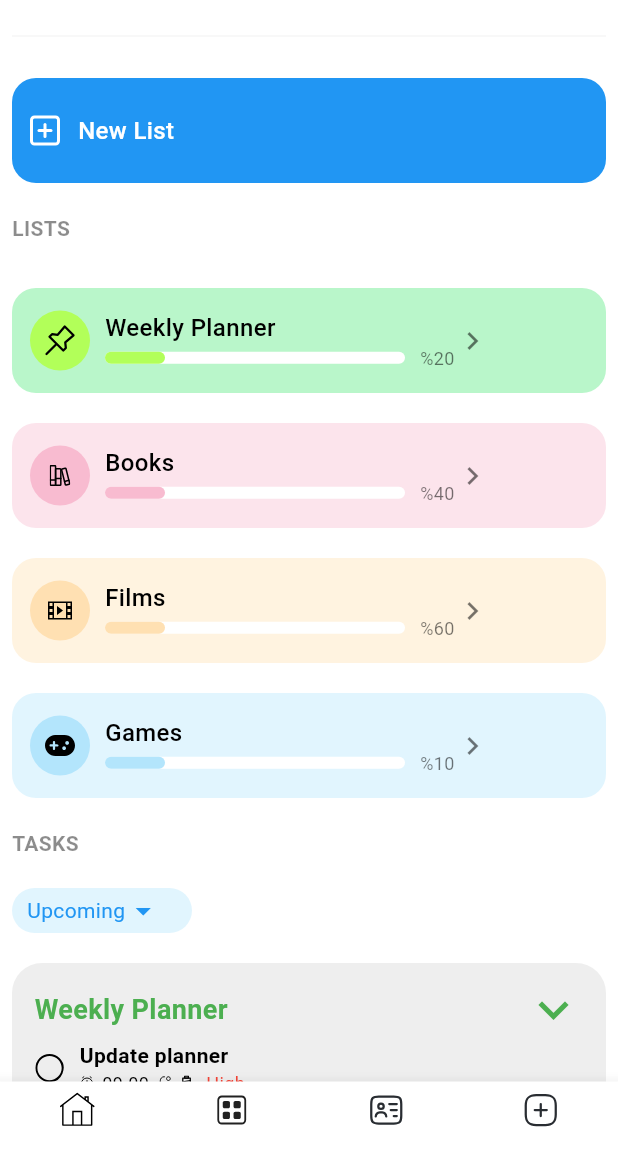
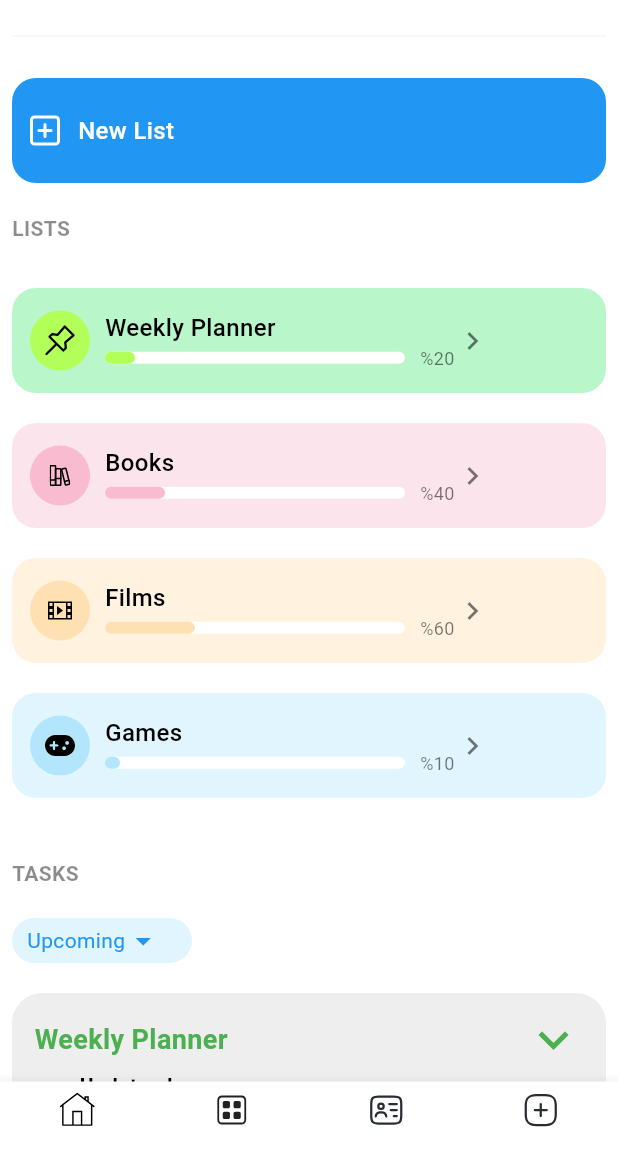
Before and after one commit to DamisolaT/to-do-app, a Flutter app: the PersonalPage screen opened directly, on a phone screen of 412 x 824 dp, the part 60-1236 px from its top. Run offline on Flutter 3.47's test engine with Material 3 defaults, Android fonts, the light colour scheme and no system bars; our stand-ins replace flutter_svg, shared_preferences; accounts and stored records are empty.

Commit message:
feat: personal page

```diff
--- a/lib/folders_page.dart
+++ b/lib/folders_page.dart
@@ -107,7 +107,7 @@ class _FoldersPageState extends State<FoldersPage> {
     selectedColor = colorOptions[0];
 
     // Load saved folders when the widget initializes
-   // _loadFolders();
+    _loadFolders();
   }
 
   // Load folders from SharedPreferences
--- a/lib/personal_page.dart
+++ b/lib/personal_page.dart
@@ -1,32 +1,64 @@
-// ignore_for_file: deprecated_member_use
-
 import 'package:flutter/material.dart';
 import 'package:flutter_svg/flutter_svg.dart';
 import 'package:verraki_project1/core/utils/custom_app_bar.dart';
 import 'package:verraki_project1/core/utils/images.dart';
 
-class PersonalPage extends StatelessWidget {
+class PersonalPage extends StatefulWidget {
   const PersonalPage({super.key});
+
+  @override
+  State<PersonalPage> createState() => _PersonalPageState();
+}
+
+class _PersonalPageState extends State<PersonalPage> {
+  final List<PersonalContainer> _lists = [
+    PersonalContainer(
+      title: 'Weekly Planner',
+      icon: AppIcons.pinIcon,
+      number: '%20',
+      containerColor: Colors.greenAccent.shade100,
+      cicleColor: Colors.lightGreenAccent,
+    ),
+    PersonalContainer(
+      title: 'Books',
+      icon: AppIcons.booksIcon,
+      number: '%40',
+      containerColor: Colors.pink.shade50,
+      cicleColor: Colors.pink.shade100,
+    ),
+    PersonalContainer(
+      title: 'Films',
+      icon: AppIcons.filmsIcon,
+      number: '%60',
+      containerColor: Colors.orange.shade50,
+      cicleColor: Colors.orange.shade100,
+    ),
+    PersonalContainer(
+      title: 'Games',
+      icon: AppIcons.gamesIcon,
+      number: '%10',
+      containerColor: Colors.lightBlue.shade50,
+      cicleColor: Colors.lightBlue.shade100,
+    ),
+  ];
 
   @override
   Widget build(BuildContext context) {
     return Scaffold(
       backgroundColor: Colors.white,
-      appBar: CustomAppBar(title: 'Personal', showFilterIcon: true,),
+      appBar: CustomAppBar(title: 'Personal', showFilterIcon: true),
       body: SafeArea(
         child: Padding(
           padding: const EdgeInsets.symmetric(horizontal: 8),
           child: SingleChildScrollView(
             child: Column(
               crossAxisAlignment: CrossAxisAlignment.start,
-
               children: [
-                Column(
-                  crossAxisAlignment: CrossAxisAlignment.start,
-                  children: [
-                    Divider(color: Colors.grey, thickness: 0.1,),
-                    SizedBox(height: 20),
-                    Container(
+                Divider(color: Colors.grey, thickness: 0.1),
+                const SizedBox(height: 20),
+                GestureDetector(
+                  onTap: _showNewListDialog,
+                  child: Container(
                     height: 70,
                     width: double.infinity,
                     decoration: BoxDecoration(
@@ -41,8 +73,8 @@ class PersonalPage extends StatelessWidget {
                             AppIcons.plussIcon,
                             color: Colors.white,
                           ),
-                            SizedBox(width: 10),
-                            Text(
+                          const SizedBox(width: 10),
+                          const Text(
                             'New List',
                             style: TextStyle(
                               fontSize: 16,
@@ -54,8 +86,9 @@ class PersonalPage extends StatelessWidget {
                       ),
                     ),
                   ),
-                    SizedBox(height: 20),
-                    Text(
+                ),
+                const SizedBox(height: 20),
+                const Text(
                   'LISTS',
                   style: TextStyle(
                     color: Colors.black45,
@@ -63,41 +96,18 @@ class PersonalPage extends StatelessWidget {
                     fontWeight: FontWeight.bold,
                   ),
                 ),
-                    SizedBox(height: 30),
-                    PersonalContainer(
-                      title: 'Weekly Planner',
-                      icon: AppIcons.pinIcon,
-                      number: '%20',
-                      containerColor: Colors.greenAccent.shade100,
-                      cicleColor: Colors.lightGreenAccent,
+                const SizedBox(height: 30),
+
+                // Render all personal containers
+                ..._lists.map(
+                  (list) => Padding(
+                    padding: const EdgeInsets.only(bottom: 20),
+                    child: list,
                   ),
-                    SizedBox(height: 20),
-                    PersonalContainer(
-                      title: 'Books',
-                      icon: AppIcons.booksIcon,
-                      number: '%40',
-                      containerColor: Colors.pink.shade50,
-                      cicleColor: Colors.pink.shade100,
-                    ),
-                    SizedBox(height: 20),
-                    PersonalContainer(
-                      title: 'Films',
-                      icon: AppIcons.filmsIcon,
-                      number: '%60',
-                      containerColor: Colors.orange.shade50,
-                      cicleColor: Colors.orange.shade100,
-                    ),
-                    SizedBox(height: 20),
-                    PersonalContainer(
-                      title: 'Games',
-                      icon: AppIcons.gamesIcon,
-                      number: '%10',
-                      containerColor: Colors.lightBlue.shade50,
-                      cicleColor: Colors.lightBlue.shade100,
                 ),
 
-                    SizedBox(height: 20),
-                    Text(
+                const SizedBox(height: 20),
+                const Text(
                   'TASKS',
                   style: TextStyle(
                     color: Colors.black45,
@@ -105,7 +115,7 @@ class PersonalPage extends StatelessWidget {
                     fontWeight: FontWeight.bold,
                   ),
                 ),
-                    SizedBox(height: 20),
+                const SizedBox(height: 20),
                 Container(
                   height: 30,
                   width: 120,
@@ -117,13 +127,10 @@ class PersonalPage extends StatelessWidget {
                     padding: const EdgeInsets.symmetric(horizontal: 10),
                     child: Center(
                       child: Row(
-                            children: [
+                        children: const [
                           Text(
                             'Upcoming',
-                                style: TextStyle(
-                                  color: Colors.blue,
-                                  fontSize: 14,
-                                ),
+                            style: TextStyle(color: Colors.blue, fontSize: 14),
                           ),
                           Icon(Icons.arrow_drop_down, color: Colors.blue),
                         ],
@@ -131,7 +138,7 @@ class PersonalPage extends StatelessWidget {
                     ),
                   ),
                 ),
-                    SizedBox(height: 20),
+                const SizedBox(height: 20),
                 Container(
                   height: 100,
                   width: double.infinity,
@@ -147,7 +154,7 @@ class PersonalPage extends StatelessWidget {
                       children: [
                         Row(
                           mainAxisAlignment: MainAxisAlignment.spaceBetween,
-                              children: [
+                          children: const [
                             Text(
                               'Weekly Planner',
                               style: TextStyle(
@@ -163,18 +170,14 @@ class PersonalPage extends StatelessWidget {
                             ),
                           ],
                         ),
-
                         Row(
                           children: [
-                                SvgPicture.asset(
-                                  AppIcons.circleIcon,
-                                  height: 20,
-                                ),
-                                SizedBox(width: 10),
+                            SvgPicture.asset(AppIcons.circleIcon, height: 20),
+                            const SizedBox(width: 10),
                             Column(
                               crossAxisAlignment: CrossAxisAlignment.start,
                               children: [
-                                    Text(
+                                const Text(
                                   'Update planner',
                                   style: TextStyle(
                                     color: Colors.black,
@@ -188,26 +191,26 @@ class PersonalPage extends StatelessWidget {
                                       AppIcons.alarmIcon,
                                       height: 10,
                                     ),
-                                        SizedBox(width: 5),
-                                        Text(
+                                    const SizedBox(width: 5),
+                                    const Text(
                                       '09.00',
                                       style: TextStyle(
                                         color: Colors.black,
                                         fontSize: 12,
                                       ),
                                     ),
-                                        SizedBox(width: 5),
+                                    const SizedBox(width: 5),
                                     SvgPicture.asset(
                                       AppIcons.notiIcon,
                                       height: 10,
                                     ),
-                                        SizedBox(width: 5),
+                                    const SizedBox(width: 5),
                                     SvgPicture.asset(
                                       AppIcons.batteryIcon,
                                       height: 10,
                                     ),
-                                        SizedBox(width: 8),
-                                        Text(
+                                    const SizedBox(width: 8),
+                                    const Text(
                                       'High',
                                       style: TextStyle(
                                         color: Colors.red,
@@ -226,8 +229,6 @@ class PersonalPage extends StatelessWidget {
                 ),
               ],
             ),
-              ],
-            ),
           ),
         ),
       ),
@@ -242,7 +243,6 @@ class PersonalPage extends StatelessWidget {
             ),
             label: '',
           ),
-
           BottomNavigationBarItem(
             icon: Padding(
               padding: const EdgeInsets.only(bottom: 4.0),
@@ -274,6 +274,72 @@ class PersonalPage extends StatelessWidget {
           ),
         ],
       ),
+    );
+  }
+
+  void _showNewListDialog() {
+    final titleController = TextEditingController();
+    final progressController = TextEditingController();
+
+    showDialog(
+      context: context,
+
+      builder: (context) {
+
+        return AlertDialog(
+          title: const Text('Add New List'),
+          backgroundColor: Colors.white,
+          content: Column(
+            mainAxisSize: MainAxisSize.min,
+            children: [
+              TextField(
+                controller: titleController,
+                decoration: const InputDecoration(
+                  labelText: 'Title',
+                  hintText: 'Enter list title',
+                ),
+              ),
+              const SizedBox(height: 10),
+              TextField(
+                controller: progressController,
+                keyboardType: TextInputType.number,
+                decoration: const InputDecoration(
+                  labelText: 'Progress (%)',
+                  hintText: 'Enter progress like 40 for 40%',
+                ),
+              ),
+            ],
+          ),
+          actions: [
+            TextButton(
+              onPressed: () => Navigator.pop(context),
+              child: const Text('Cancel', style: TextStyle(color: Colors.red)),
+            ),
+            ElevatedButton(
+              onPressed: () {
+                final title = titleController.text.trim();
+                final progress = progressController.text.trim();
+
+                if (title.isNotEmpty && progress.isNotEmpty) {
+                  setState(() {
+                    _lists.add(
+                      PersonalContainer(
+                        title: title,
+                        icon: AppIcons.plussIcon,
+                        number: '%$progress',
+                        containerColor: Colors.purple.shade50,
+                        cicleColor: Colors.purple.shade100,
+                      ),
+                    );
+                  });
+                  Navigator.pop(context);
+                }
+              },
+              child: const Text('Save', style: TextStyle(color: Colors.blue)),
+            ),
+          ],
+        );
+      },
     );
   }
 }
@@ -316,20 +382,19 @@ class PersonalContainer extends StatelessWidget {
               ),
               child: Center(child: SvgPicture.asset(icon, color: Colors.black)),
             ),
-            SizedBox(width: 10),
+            const SizedBox(width: 10),
             Column(
               crossAxisAlignment: CrossAxisAlignment.start,
               mainAxisAlignment: MainAxisAlignment.center,
               children: [
                 Text(
                   title,
-                  style: TextStyle(
+                  style: const TextStyle(
                     fontSize: 16,
                     color: Colors.black,
                     fontWeight: FontWeight.w500,
                   ),
                 ),
-
                 Row(
                   children: [
                     Container(
@@ -342,7 +407,7 @@ class PersonalContainer extends StatelessWidget {
                       child: Row(
                         children: [
                           Container(
-                            width: 40,
+                            width: double.parse(number.replaceAll('%', '')),
                             decoration: BoxDecoration(
                               color: cicleColor,
                               borderRadius: BorderRadius.circular(4),
@@ -351,10 +416,13 @@ class PersonalContainer extends StatelessWidget {
                         ],
                       ),
                     ),
-                    SizedBox(width: 10),
+                    const SizedBox(width: 10),
                     Text(
                       number,
-                      style: TextStyle(fontSize: 12, color: Colors.black54),
+                      style: const TextStyle(
+                        fontSize: 12,
+                        color: Colors.black54,
+                      ),
                     ),
                   ],
                 ),
```
Lines whose indentation alone changed are shown as unchanged.
